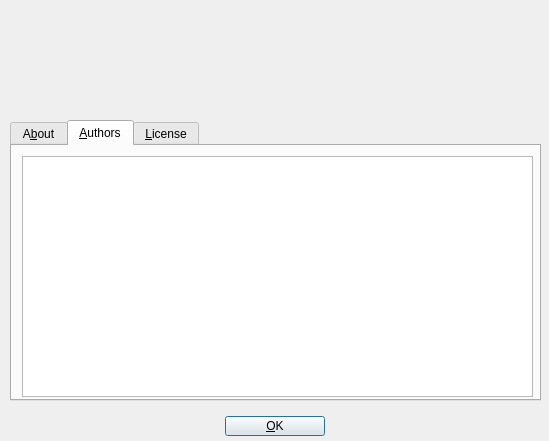
This is src/gui/src/about_dialog.ui in hydrogen-music/hydrogen as Qt 5 draws it before an edit. The edited form follows.
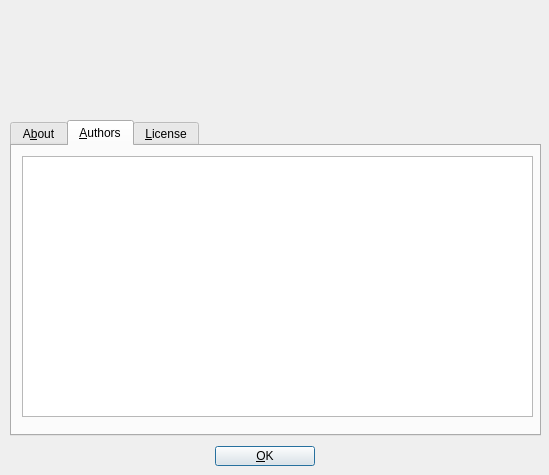
This is the edited form. The open tabs and pages were chosen to show the change.

Commit message: enlarge about dialog

```diff
--- a/src/gui/src/about_dialog.ui
+++ b/src/gui/src/about_dialog.ui
@@ -7,7 +7,7 @@
     <x>0</x>
     <y>0</y>
     <width>549</width>
-    <height>441</height>
+    <height>475</height>
    </rect>
   </property>
   <property name="windowTitle">
@@ -16,8 +16,8 @@
   <widget class="QWidget" name="layoutWidget">
    <property name="geometry">
     <rect>
-     <x>10</x>
-     <y>410</y>
+     <x>0</x>
+     <y>440</y>
      <width>531</width>
      <height>32</height>
     </rect>
@@ -86,7 +86,7 @@
      <x>10</x>
      <y>120</y>
      <width>531</width>
-     <height>281</height>
+     <height>316</height>
     </rect>
    </property>
    <property name="currentIndex">
@@ -132,7 +132,7 @@
        <x>10</x>
        <y>10</y>
        <width>511</width>
-       <height>241</height>
+       <height>261</height>
       </rect>
      </property>
      <property name="readOnly">
@@ -142,8 +142,8 @@
       <string notr="true">&lt;!DOCTYPE HTML PUBLIC &quot;-//W3C//DTD HTML 4.0//EN&quot; &quot;http://www.w3.org/TR/REC-html40/strict.dtd&quot;&gt;
 &lt;html&gt;&lt;head&gt;&lt;meta name=&quot;qrichtext&quot; content=&quot;1&quot; /&gt;&lt;style type=&quot;text/css&quot;&gt;
 p, li { white-space: pre-wrap; }
-&lt;/style&gt;&lt;/head&gt;&lt;body style=&quot; font-family:'Ubuntu'; font-size:11pt; font-weight:400; font-style:normal;&quot;&gt;
-&lt;p style=&quot;-qt-paragraph-type:empty; margin-top:0px; margin-bottom:0px; margin-left:0px; margin-right:0px; -qt-block-indent:0; text-indent:0px;&quot;&gt;&lt;br /&gt;&lt;/p&gt;&lt;/body&gt;&lt;/html&gt;</string>
+&lt;/style&gt;&lt;/head&gt;&lt;body style=&quot; font-family:'Noto Sans'; font-size:10pt; font-weight:400; font-style:normal;&quot;&gt;
+&lt;p style=&quot;-qt-paragraph-type:empty; margin-top:0px; margin-bottom:0px; margin-left:0px; margin-right:0px; -qt-block-indent:0; text-indent:0px; font-family:'Ubuntu'; font-size:11pt;&quot;&gt;&lt;br /&gt;&lt;/p&gt;&lt;/body&gt;&lt;/html&gt;</string>
      </property>
     </widget>
    </widget>
```
Left out of the diff: 6 changed lines with no effect on the pictures.
